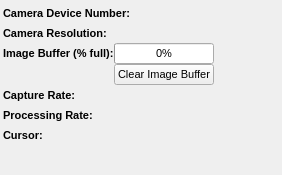
Above: NoobaFE/Forms/StatPanel.ui from noobavss/NoobaVSS before the change. Below: the same form after it.
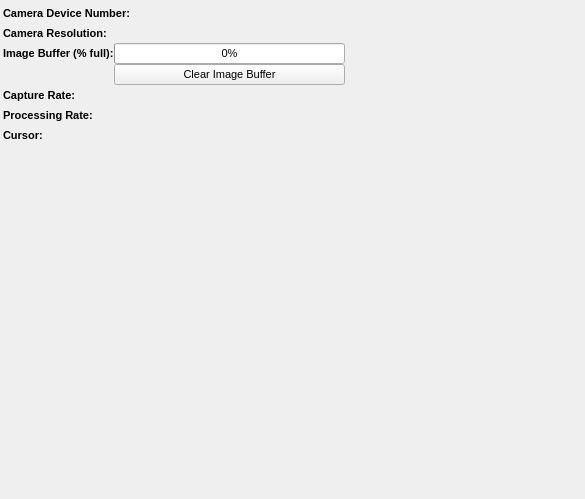
That is the form after the change.

The edit to the form file:
```diff
--- a/NoobaFE/Forms/StatPanel.ui
+++ b/NoobaFE/Forms/StatPanel.ui
@@ -6,8 +6,8 @@
    <rect>
     <x>0</x>
     <y>0</y>
-    <width>282</width>
-    <height>175</height>
+    <width>585</width>
+    <height>499</height>
    </rect>
   </property>
   <property name="windowTitle">
```
